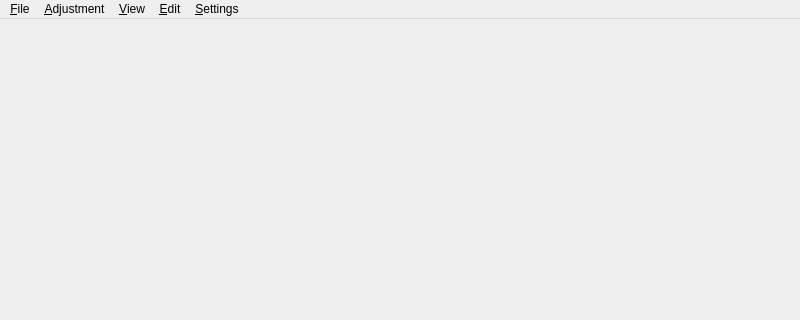
Old version of the form gama-q2/networkadjustmentpanel.ui in the repository cepek/testing-qgama-branch; both pictures show x 0 to 800 and y 0 to 320 of the 800 by 600 pixel window.
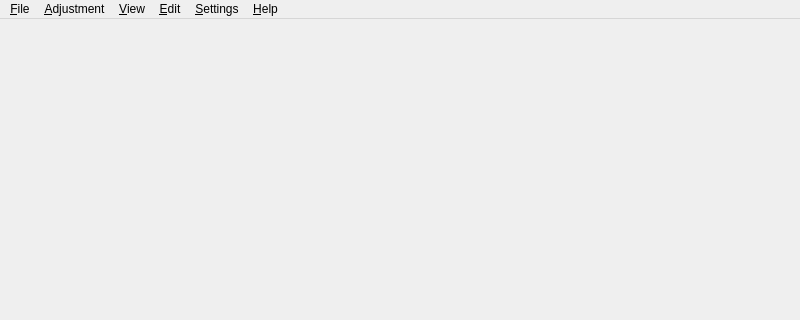
New version of the form.

Commit message: first draft of gama-q2 help

Diff of the .ui file:
```diff
--- a/gama-q2/networkadjustmentpanel.ui
+++ b/gama-q2/networkadjustmentpanel.ui
@@ -22,7 +22,7 @@
      <x>0</x>
      <y>0</y>
      <width>800</width>
-     <height>25</height>
+     <height>32</height>
     </rect>
    </property>
    <widget class="QMenu" name="menu_File">
@@ -68,11 +68,18 @@
     <addaction name="action_Points"/>
     <addaction name="actionObservations"/>
    </widget>
+   <widget class="QMenu" name="menu_Hrlp">
+    <property name="title">
+     <string>&amp;Help</string>
+    </property>
+    <addaction name="actionGama_q2_help"/>
+   </widget>
    <addaction name="menu_File"/>
    <addaction name="menu_Adjustment"/>
    <addaction name="menu_View"/>
    <addaction name="menu_Edit"/>
    <addaction name="menu_Settings"/>
+   <addaction name="menu_Hrlp"/>
   </widget>
   <widget class="QStatusBar" name="statusbar"/>
   <action name="actionSave_XML_adjustment_results">
```
Left out of the diff: 5 changed lines with no effect on the pictures. The commit also changes 10 other files.
